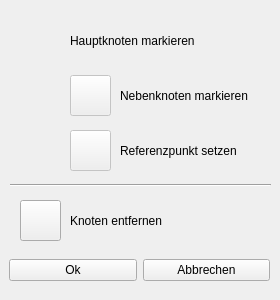
Qt form Code/NodeEdit.ui (MSPietsch/HMI) before a commit.
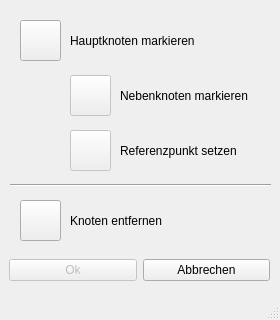
The same form after that commit. Icons and pictures are not drawn.

Commit message: Knoteneditor: Buttons sind disabled bis es ein Rechteck gibt Buttons haben Funktionen die sie ausführen, die müssen aber noch gemacht werden

Patch:
```diff
--- a/Code/NodeEdit.ui
+++ b/Code/NodeEdit.ui
@@ -1,36 +1,31 @@
 <?xml version="1.0" encoding="UTF-8"?>
 <ui version="4.0">
  <class>nodeEdit</class>
- <widget class="QWidget" name="nodeEdit">
+ <widget class="QMainWindow" name="nodeEdit">
   <property name="geometry">
    <rect>
     <x>0</x>
     <y>0</y>
     <width>280</width>
-    <height>300</height>
+    <height>320</height>
    </rect>
   </property>
-  <property name="sizePolicy">
-   <sizepolicy hsizetype="Preferred" vsizetype="Preferred">
-    <horstretch>0</horstretch>
-    <verstretch>0</verstretch>
-   </sizepolicy>
-  </property>
   <property name="minimumSize">
    <size>
     <width>280</width>
-    <height>300</height>
+    <height>320</height>
    </size>
   </property>
   <property name="maximumSize">
    <size>
     <width>280</width>
-    <height>300</height>
+    <height>320</height>
    </size>
   </property>
   <property name="windowTitle">
    <string>Knoteneditor</string>
   </property>
+  <widget class="QWidget" name="centralwidget">
   <widget class="QWidget" name="widget" native="true">
    <property name="geometry">
     <rect>
@@ -84,7 +79,7 @@
      <bool>false</bool>
     </property>
     <property name="flat">
-     <bool>true</bool>
+      <bool>false</bool>
     </property>
    </widget>
    <widget class="QPushButton" name="btn2">
@@ -286,7 +281,10 @@
     </property>
     <layout class="QHBoxLayout" name="horizontalLayout">
      <item>
-      <widget class="QPushButton" name="pushButton">
+       <widget class="QPushButton" name="btnOk">
+        <property name="enabled">
+         <bool>false</bool>
+        </property>
        <property name="text">
         <string>Ok</string>
        </property>
@@ -302,6 +300,8 @@
     </layout>
    </widget>
   </widget>
+  </widget>
+  <widget class="QStatusBar" name="statusbar"/>
  </widget>
  <resources/>
  <connections/>
```
Left out of the diff: 5 changed lines with no effect on the pictures. Lines whose indentation alone changed are shown as unchanged. The commit also changes 2 other files.
